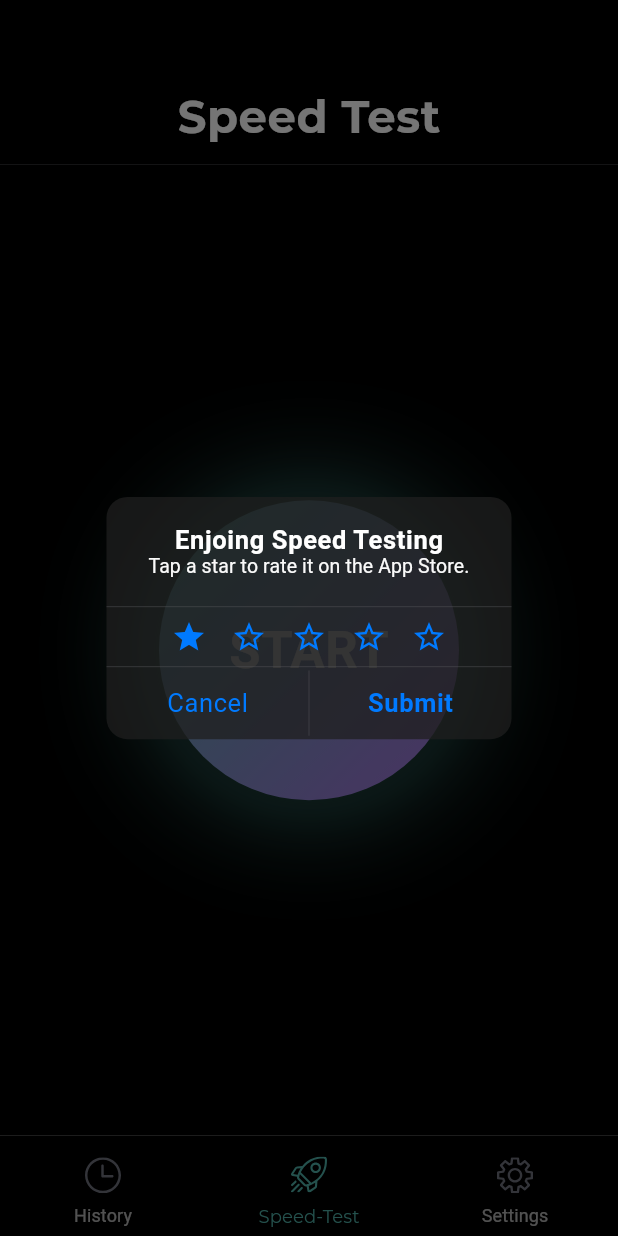
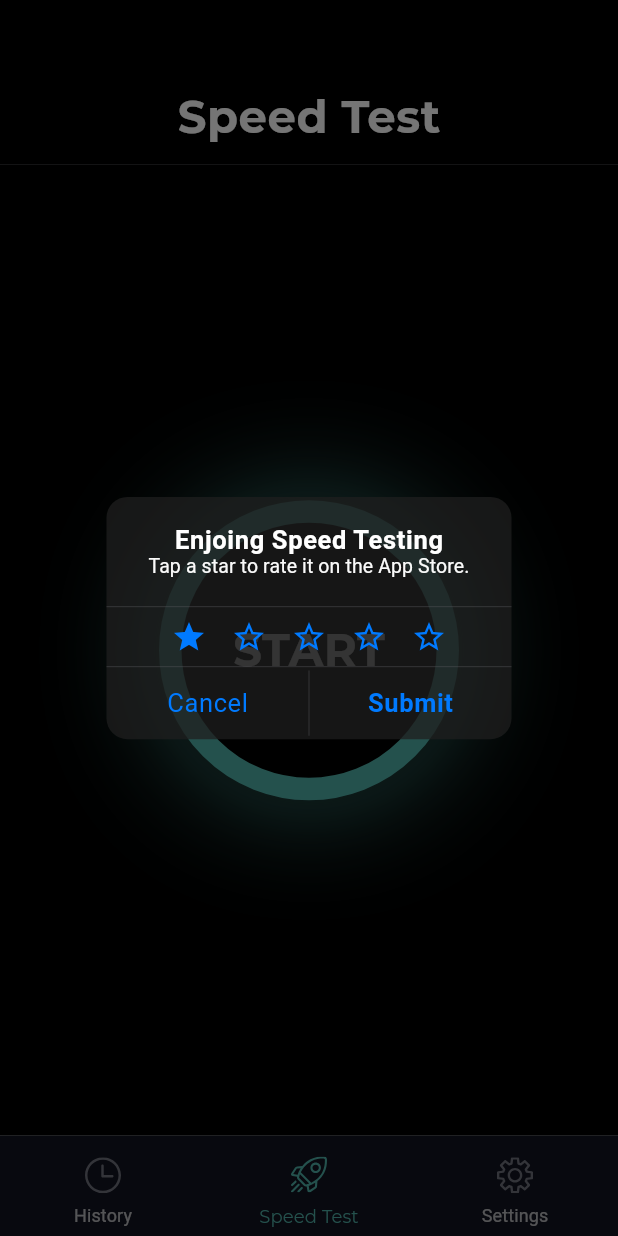
Before and after one commit to vfiruz97/speed_test, a Flutter app: the screen it shows after launch, on a phone screen of 412 x 824 dp. Run offline on Flutter 3.47's test engine with Material 2 defaults, Android fonts, the phone set to English and light mode, and no system bars; our stand-ins replace bloc, convert, dartz, device_info_plus, flutter_bloc, flutter_slidable and 3 more; missing offline and left inert: flutter_speedometer, internet_speed_test, network_info_plus; generated files the repository leaves out were written again; Roboto replaces fonts that are missing (SF Pro Display, SF Pro Text); project files that could hold a hidden picture were left out.

Commit message:
design style of test pages

```diff
--- a/lib/main.dart
+++ b/lib/main.dart
@@ -20,7 +20,7 @@
       theme: ThemeData.dark().copyWith(
           scaffoldBackgroundColor: Colors.black,
           bottomNavigationBarTheme: const BottomNavigationBarThemeData(
-            backgroundColor: Colors.black,
+            backgroundColor: Color.fromRGBO(18, 20, 32, 1),
             selectedLabelStyle: Style.bottomNavSelectedLabelStyle,
             selectedItemColor: Color.fromRGBO(79, 176, 167, 1),
           ),
--- a/lib/presentation/asserts/style.dart
+++ b/lib/presentation/asserts/style.dart
@@ -20,24 +20,21 @@
   );
 
   static const startButtonStyle = TextStyle(
-    fontFamily: 'SF Pro Display',
-    fontWeight: FontWeight.w600,
-    fontSize: 34,
+    fontFamily: 'Montserrat',
+    fontWeight: FontWeight.w700,
+    fontSize: 30,
     color: Colors.white,
-    letterSpacing: 0.4,
+    letterSpacing: 0.37,
   );
 
-  static const startButtonDecoration = BoxDecoration(
+  static final startButtonDecoration = BoxDecoration(
     shape: BoxShape.circle,
-    gradient: LinearGradient(
-      colors: [
-        Color.fromRGBO(79, 176, 167, 1),
-        Color.fromRGBO(162, 109, 217, 1)
-      ],
-      begin: Alignment.topLeft,
-      end: Alignment.bottomRight,
+    color: Colors.black,
+    border: Border.all(
+      color: const Color.fromRGBO(79, 176, 167, 1),
+      width: 15,
     ),
-    boxShadow: [
+    boxShadow: const [
       BoxShadow(
         color: Color.fromRGBO(79, 176, 167, 0.8),
         blurRadius: 70,
@@ -74,62 +71,53 @@
   );
 
   static const textFirstHeader = TextStyle(
-    fontFamily: 'SF Pro Display',
+    fontFamily: 'Montserrat',
     fontWeight: FontWeight.w600,
     fontSize: 22,
     letterSpacing: 0.26,
   );
 
   static final restartButtonDecoration = BoxDecoration(
-    gradient: const LinearGradient(
-      colors: [
-        Color.fromRGBO(79, 176, 167, 1),
-        Color.fromRGBO(162, 109, 217, 1)
-      ],
-      begin: Alignment.topLeft,
-      end: Alignment.bottomRight,
-    ),
-    boxShadow: const [
-      BoxShadow(
-        color: Color.fromRGBO(79, 176, 167, 0.7),
-        blurRadius: 15,
-      ),
-      BoxShadow(
-        color: Color.fromRGBO(0, 0, 0, 0.25),
-        blurRadius: 10,
-      ),
-    ],
-    borderRadius: BorderRadius.circular(10),
+    borderRadius: BorderRadius.circular(30),
+    border: Border.all(color: const Color.fromRGBO(79, 176, 167, 1)),
   );
 
   static const restartButtonStyle = TextStyle(
-    fontFamily: 'SF Pro Display',
-    fontWeight: FontWeight.w600,
+    fontFamily: 'Montserrat',
+    fontWeight: FontWeight.w400,
     fontSize: 17,
     color: Colors.white,
-    letterSpacing: 0.41,
+    letterSpacing: 0.43,
   );
 
   static const cardTitleStyle = TextStyle(
-    fontFamily: 'SF Pro Text',
+    fontFamily: 'Montserrat',
     fontWeight: FontWeight.w400,
     fontSize: 15,
     letterSpacing: 0.23,
-    color: Color.fromRGBO(74, 89, 103, 1),
+    color: Color.fromRGBO(111, 113, 125, 1),
   );
 
   static const cardSpeedStyle = TextStyle(
-    fontFamily: 'SF Pro Display',
+    fontFamily: 'Montserrat',
     fontWeight: FontWeight.w700,
     fontSize: 30,
     letterSpacing: 0.37,
   );
 
   static const cardSpeedMeasurementStyle = TextStyle(
-    fontFamily: 'SF Pro Text',
+    fontFamily: 'Montserrat',
     fontWeight: FontWeight.w400,
     fontSize: 15,
     letterSpacing: 0.23,
+    color: Color.fromRGBO(111, 113, 125, 1),
+  );
+
+  static const speedometrDisplayTextStyle = TextStyle(
+    fontFamily: 'Montserrat',
+    fontWeight: FontWeight.w500,
+    fontSize: 30,
+    color: Color.fromRGBO(79, 176, 167, 1),
   );
 
   static const dialogBoxDecoration = BoxDecoration(
--- a/lib/presentation/core/functions/bottom_navigation_bar.dart
+++ b/lib/presentation/core/functions/bottom_navigation_bar.dart
@@ -51,7 +51,7 @@
           // ignore: prefer_const_literals_to_create_immutables
           items: [
             bottomNavigationBarItem(label: 'History', imageName: "history"),
-            bottomNavigationBarItem(label: 'Speed-Test', imageName: "shuttle"),
+            bottomNavigationBarItem(label: 'Speed Test', imageName: "shuttle"),
             bottomNavigationBarItem(label: 'Settings', imageName: "settings"),
           ],
         ),
--- a/lib/presentation/core/widgets/restart_button_widget.dart
+++ b/lib/presentation/core/widgets/restart_button_widget.dart
@@ -18,7 +18,7 @@
         height: 48,
         alignment: Alignment.center,
         decoration: Style.restartButtonDecoration,
-        child: const Text('Restart', style: Style.restartButtonStyle),
+        child: const Text('Retry', style: Style.restartButtonStyle),
       ),
       onPressed: () {
         BlocProvider.of<PageNavigationBloc>(context)
```
Also changed, not shown: lib/presentation/core/painter/line_graph_painter.dart (deleted, +0 -27 lines), lib/presentation/core/widgets/display_speed_card_widget.dart (+5 -9 lines), lib/presentation/core/widgets/download_card_title_widget.dart (+9 -6 lines), lib/presentation/core/widgets/speed_value_card_widget.dart (+1 -19 lines), lib/presentation/core/widgets/upload_card_title_widget.dart (+9 -6 lines), lib/presentation/start_page/start_display_network_speed_page.dart (+4 -12 lines), lib/presentation/start_page/test_network_speed_page.dart (+32 -73 lines).
